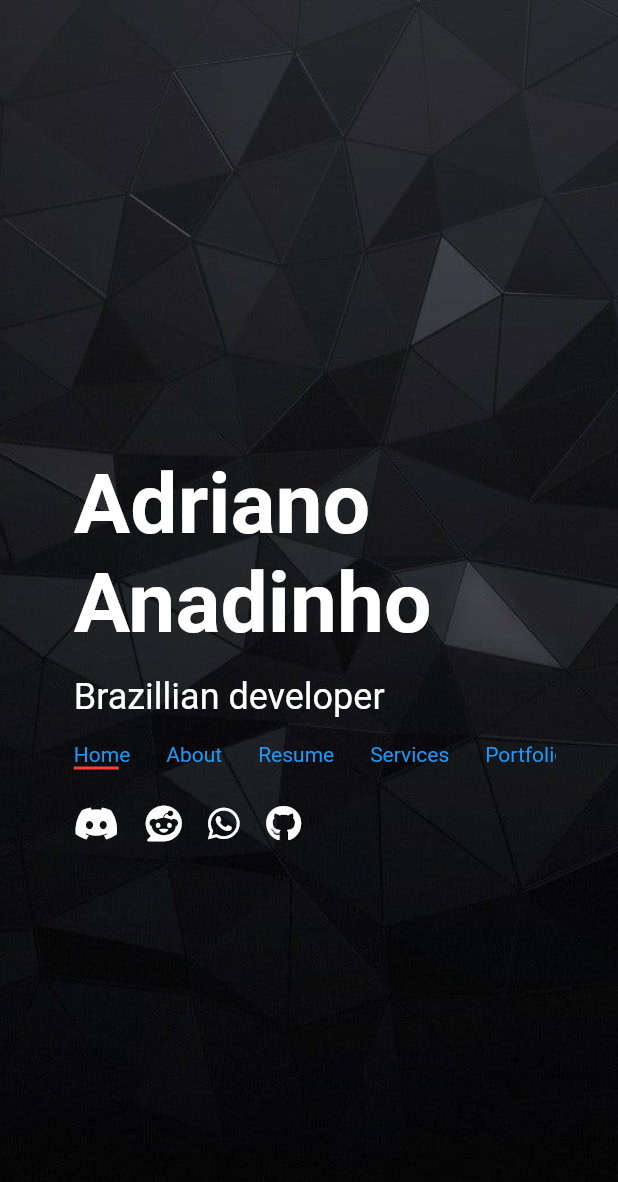
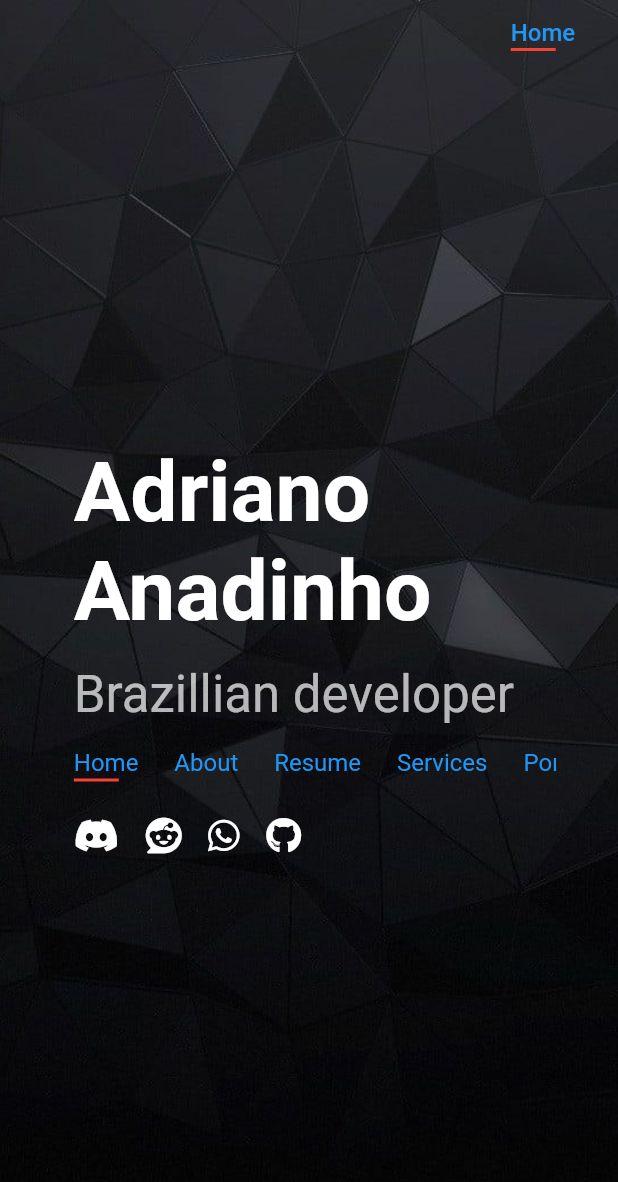
Before and after one commit to AdrianoAnadinho/portifolio, a Flutter app: the screen it shows after launch, on a phone screen of 412 x 824 dp. Shown: the top 1182 px of the screen. Run offline on Flutter 3.47's test engine with Material 2 defaults, Android fonts, the phone set to English and light mode, and no system bars; our stand-ins replace animated_text_kit, bloc, equatable, flutter_bloc, font_awesome_flutter.

Commit message:
tabbar alignment

```diff
--- a/lib/src/pages/intro_page.dart
+++ b/lib/src/pages/intro_page.dart
@@ -30,7 +30,7 @@ class _IntroPageState extends State<IntroPage>
   void initState() {
     super.initState();
 
-    tabController = TabController(length: 2, vsync: this, initialIndex: 0);
+    tabController = TabController(length: 1, vsync: this, initialIndex: 0);
   }
 
   @override
@@ -43,8 +43,15 @@ class _IntroPageState extends State<IntroPage>
         ),
       ),
       child: Scaffold(
-        appBar: true
-            ? TabBar(
+        appBar: PreferredSize(
+          preferredSize: TabBar(
+            tabs: [],
+          ).preferredSize,
+          child: Align(
+            alignment: Alignment.centerRight,
+            child: SizedBox(
+              width: 100,
+              child: TabBar(
                 indicator: BoxDecoration(color: Colors.transparent),
                 indicatorColor: Colors.transparent,
                 labelColor: Colors.transparent,
@@ -53,26 +60,40 @@ class _IntroPageState extends State<IntroPage>
                   return Colors.transparent;
                 }),
                 tabs: [
-                  Tab(
-                    child: Text(''),
-                  )
+                  GestureDetector(
+                    onTap: () => print('go home man'),
+                    child: UnderlineAnimation(
+                      textCubit: homeTextCubit,
+                      text: 'Home',
+                      color: Colors.red,
+                      duration: Duration(milliseconds: 200),
+                      maxWidth: 30,
+                      minWidth: 30,
+                    ),
+                  ),
                 ],
                 controller: tabController,
-              )
-            : PreferredSize(child: Container(), preferredSize: Size.zero),
+              ),
+            ),
+          ),
+        ),
         // AppBar(
         //   actions: [Icon(Icons.lock_clock)],
         //   backgroundColor: Colors.transparent,
         //   elevation: 0,
         // ) ,
         backgroundColor: Colors.transparent,
-        body: LayoutBuilder(builder: (context, constraints) {
+        body: LayoutBuilder(
+          builder: (context, constraints) {
             return SingleChildScrollView(
               child: SizedBox(
                 height: max(constraints.maxHeight, 200),
                 child: Padding(
-                padding: EdgeInsets.all(MediaQuery.of(context).size.width / 10),
-                child: TabBarView(controller: tabController, children: [
+                  padding:
+                      EdgeInsets.all(MediaQuery.of(context).size.width / 10),
+                  child: TabBarView(
+                    controller: tabController,
+                    children: [
                       Column(
                         crossAxisAlignment: CrossAxisAlignment.start,
                         mainAxisAlignment: MainAxisAlignment.center,
@@ -103,7 +124,8 @@ class _IntroPageState extends State<IntroPage>
                                 Expanded(
                                   child: Text(
                                     'Brazillian developer ',
-                                style: Theme.of(context).textTheme.headline5,
+                                    style:
+                                        Theme.of(context).textTheme.headline4,
                                   ),
                                 ),
                               ],
@@ -119,21 +141,24 @@ class _IntroPageState extends State<IntroPage>
                                     mainAxisAlignment: MainAxisAlignment.start,
                                     children: [
                                       Padding(
-                                    padding: const EdgeInsets.only(right: 24),
+                                        padding:
+                                            const EdgeInsets.only(right: 24),
                                         child: GestureDetector(
                                           onTap: () => print('go home man'),
                                           child: UnderlineAnimation(
                                             textCubit: homeTextCubit,
                                             text: 'Home',
                                             color: Colors.red,
-                                        duration: Duration(milliseconds: 200),
+                                            duration:
+                                                Duration(milliseconds: 200),
                                             maxWidth: 30,
                                             minWidth: 30,
                                           ),
                                         ),
                                       ),
                                       Padding(
-                                    padding: const EdgeInsets.only(right: 24),
+                                        padding:
+                                            const EdgeInsets.only(right: 24),
                                         child: GestureDetector(
                                           onTap: () => {
                                             Navigator.push(
@@ -147,13 +172,15 @@ class _IntroPageState extends State<IntroPage>
                                             textCubit: aboutTextCubit,
                                             text: 'About',
                                             color: Colors.red,
-                                        duration: Duration(milliseconds: 200),
+                                            duration:
+                                                Duration(milliseconds: 200),
                                             maxWidth: 30,
                                           ),
                                         ),
                                       ),
                                       Padding(
-                                    padding: const EdgeInsets.only(right: 24),
+                                        padding:
+                                            const EdgeInsets.only(right: 24),
                                         child: UnderlineAnimation(
                                           textCubit: resumeTextCubit,
                                           text: 'Resume',
@@ -163,7 +190,8 @@ class _IntroPageState extends State<IntroPage>
                                         ),
                                       ),
                                       Padding(
-                                    padding: const EdgeInsets.only(right: 24),
+                                        padding:
+                                            const EdgeInsets.only(right: 24),
                                         child: UnderlineAnimation(
                                           textCubit: servicesTextCubit,
                                           text: 'Services',
@@ -173,7 +201,8 @@ class _IntroPageState extends State<IntroPage>
                                         ),
                                       ),
                                       Padding(
-                                    padding: const EdgeInsets.only(right: 24),
+                                        padding:
+                                            const EdgeInsets.only(right: 24),
                                         child: UnderlineAnimation(
                                           textCubit: portfolioTextCubit,
                                           text: 'Portfolio',
@@ -201,8 +230,8 @@ class _IntroPageState extends State<IntroPage>
                               mainAxisAlignment: MainAxisAlignment.start,
                               children: const [
                                 Padding(
-                              padding:
-                                  EdgeInsets.only(right: 16, bottom: 8, top: 8),
+                                  padding: EdgeInsets.only(
+                                      right: 16, bottom: 8, top: 8),
                                   child: Icon(FontAwesomeIcons.discord),
                                 ),
                                 Padding(
@@ -222,11 +251,13 @@ class _IntroPageState extends State<IntroPage>
                           ),
                         ],
                       ),
-                ]),
+                    ],
+                  ),
                 ),
               ),
             );
-        }),
+          },
+        ),
       ),
     );
   }
@@ -268,11 +299,15 @@ class UnderlineAnimation extends StatelessWidget {
                     bottom: BorderSide(color: color, width: 2),
                   ),
                 ),
+                child: Padding(
+                  padding: const EdgeInsets.all(2),
                   child: Text(''),
+                ),
               ),
               Text(
                 text,
                 style: TextStyle(
+                  fontSize: 16,
                   color: state
                       ? Theme.of(context).colorScheme.secondary
                       : Theme.of(context).colorScheme.primary,
```
Lines whose indentation alone changed are shown as unchanged.
